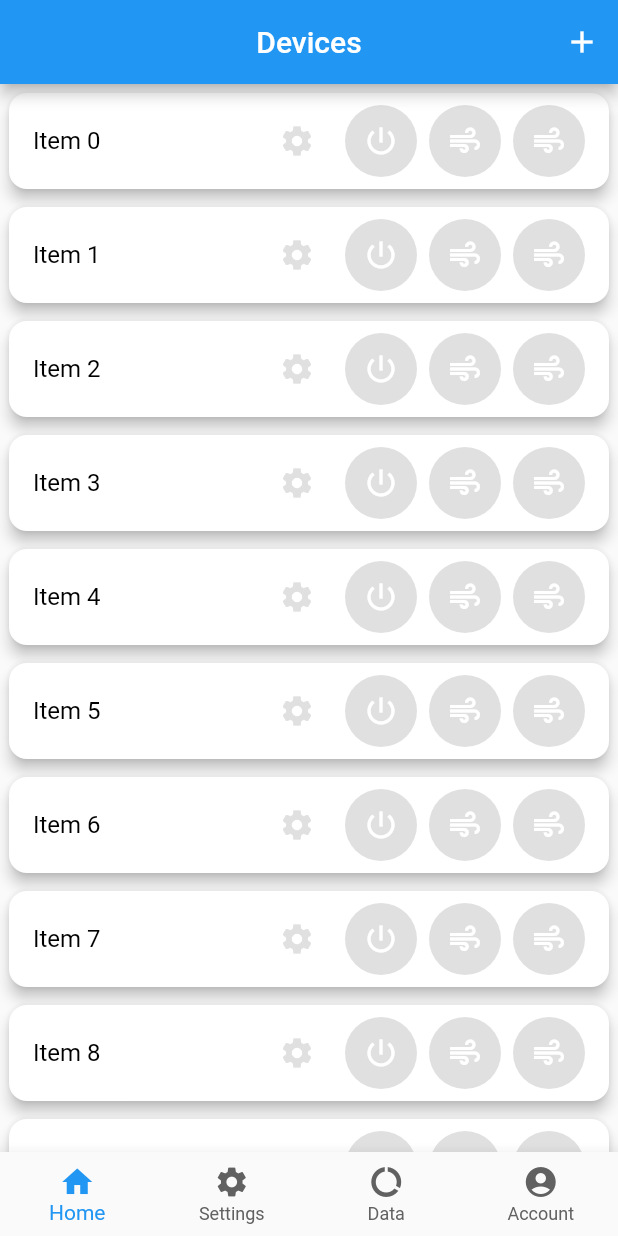
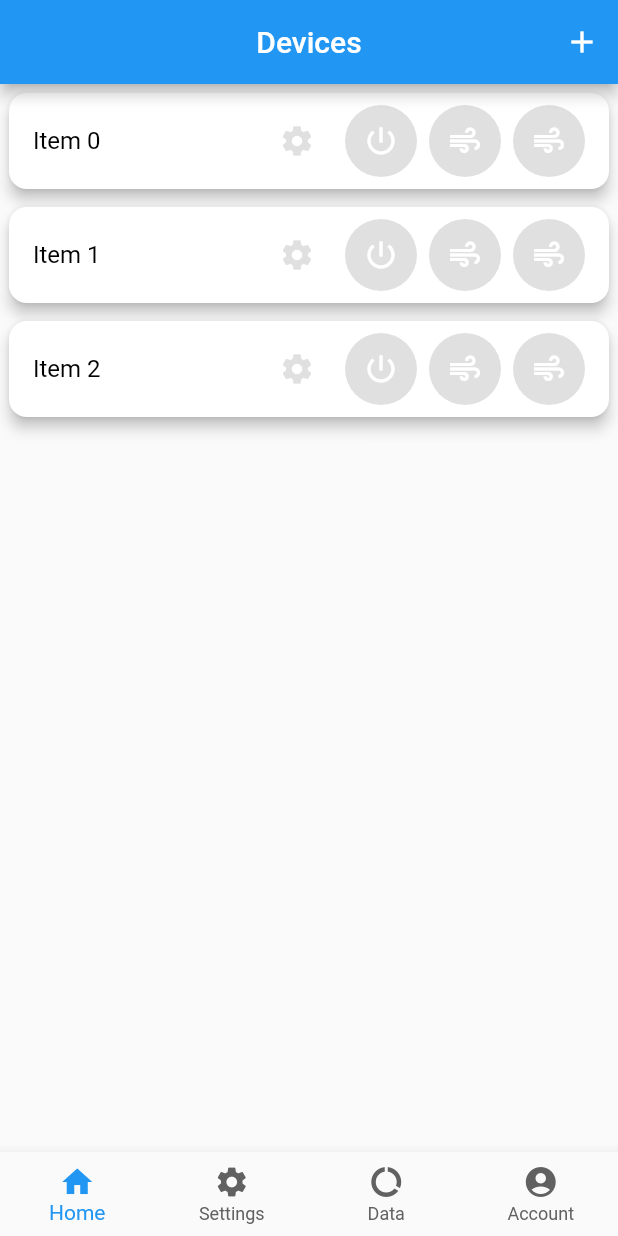
Before and after one commit to TylerHight/Que-App, a Flutter app: the screen it shows after launch, on a phone screen of 412 x 824 dp. Run offline on Flutter 3.47's test engine with Material 2 defaults, Android fonts, the phone set to English and light mode, and no system bars.

```diff
--- a/lib/home_screen.dart
+++ b/lib/home_screen.dart
@@ -14,7 +14,7 @@ class _HomeScreenState extends State<HomeScreen> {
   void initState() {
     super.initState();
     // Initialize the list with some default device names
-    deviceNames.addAll(List.generate(10, (index) => 'Item $index'));
+    deviceNames.addAll(List.generate(3, (index) => 'Item $index'));
   }
 
   void addDevice() {
```
